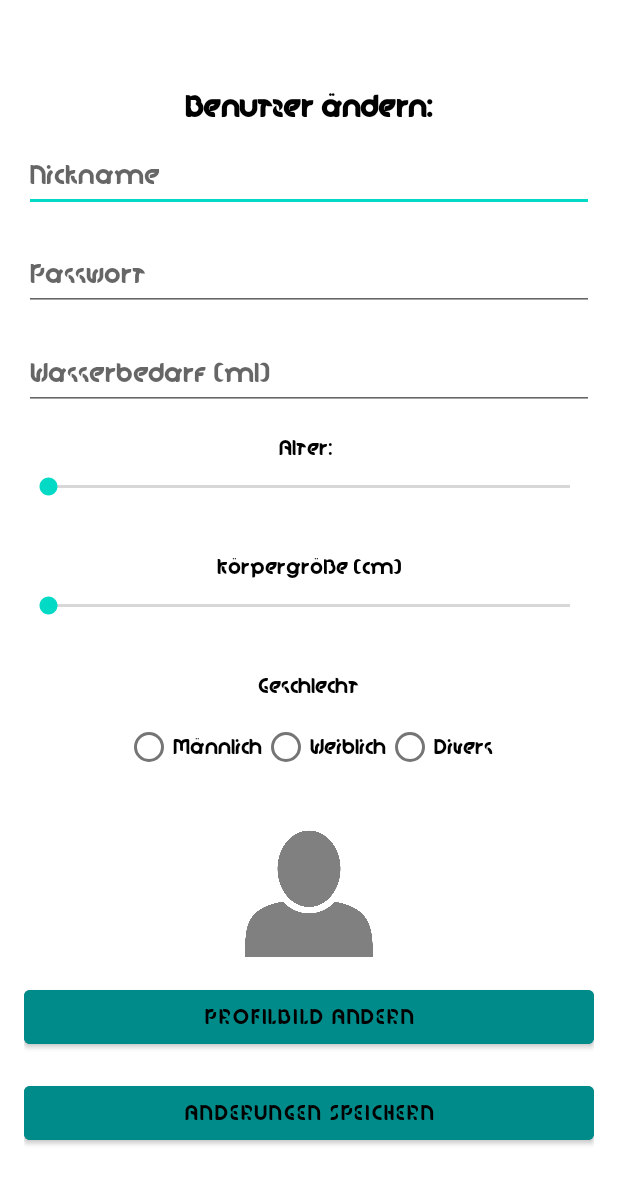
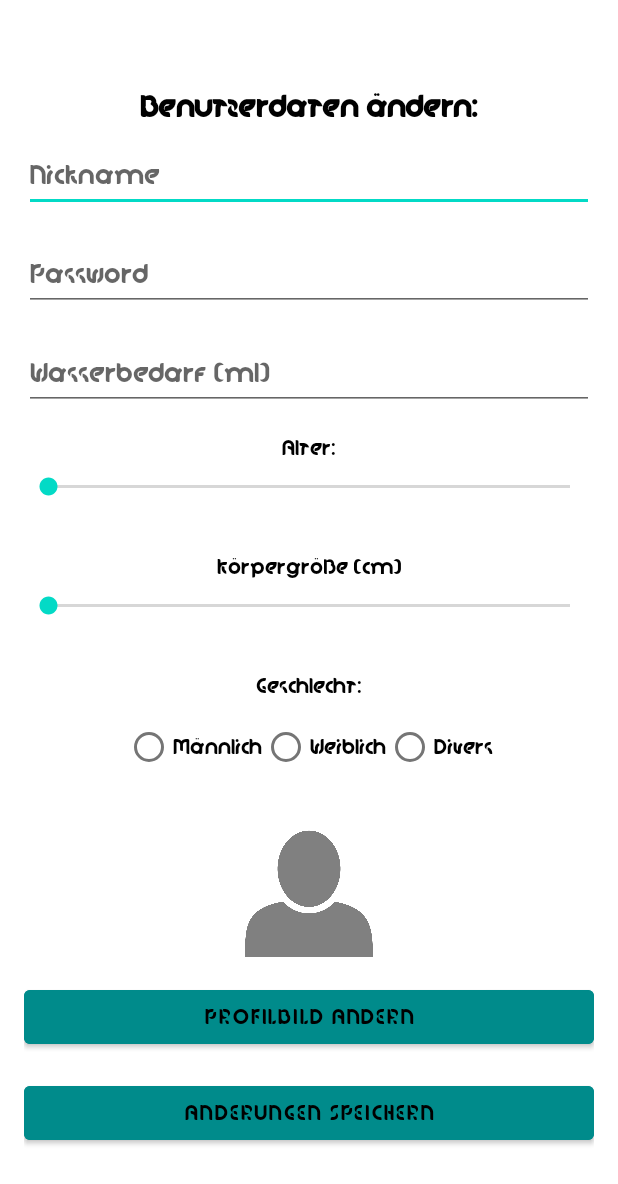
Before and after one commit to Marcinho2107/HydrationTracker, an Android app: the EditUserActivity screen opened directly, with no data from a screen before it, on a phone screen of 412 x 824 dp. Shown: the top 1184 px of the screen. Run offline under Robolectric (Android 15) with nearby library versions, the light colour scheme and no system bars; Roboto replaces fonts that are not available here.

Commit message:
strings.xml

```diff
--- a/app/src/main/res/layout/activity_edit_user.xml
+++ b/app/src/main/res/layout/activity_edit_user.xml
@@ -8,7 +8,7 @@
     <TextView
         android:layout_width="wrap_content"
         android:layout_height="wrap_content"
-        android:text="Benutzer ändern:"
+        android:text="@string/changeuserdata"
         android:textSize="20sp"
         android:textStyle="bold"
         android:gravity="center"
@@ -20,7 +20,7 @@
         android:id="@+id/etUsername"
         android:layout_width="match_parent"
         android:layout_height="50dp"
-        android:hint="Nickname"
+        android:hint="@string/username"
         android:layout_marginBottom="16dp"
         android:textColor="@color/colorBlack"
         android:fontFamily="@font/oblong"/>
@@ -29,7 +29,7 @@
         android:id="@+id/etPassword"
         android:layout_width="match_parent"
         android:layout_height="50dp"
-        android:hint="Passwort"
+        android:hint="@string/password"
         android:inputType="textPassword"
         android:layout_marginBottom="16dp"
         android:textColor="@color/colorBlack"
@@ -39,7 +39,7 @@
         android:id="@+id/etWasserbedarf"
         android:layout_width="match_parent"
         android:layout_height="50dp"
-        android:hint="Wasserbedarf (ml)"
+        android:hint="@string/waterneed"
         android:layout_marginBottom="16dp"
         android:textColor="@color/colorBlack"
         android:fontFamily="@font/oblong"/>
@@ -48,7 +48,7 @@
     <TextView
         android:layout_width="wrap_content"
         android:layout_height="wrap_content"
-        android:text="Alter: "
+        android:text="@string/userage"
         android:layout_marginBottom="8dp"
         android:textColor="@color/colorBlack"
         android:fontFamily="@font/oblong"/>
@@ -75,7 +75,7 @@
     <TextView
         android:layout_width="wrap_content"
         android:layout_height="wrap_content"
-        android:text="Körpergröße (cm)"
+        android:text="@string/bodyheight"
         android:layout_marginBottom="8dp"
         android:textColor="@color/colorBlack"
         android:fontFamily="@font/oblong"/>
@@ -102,7 +102,7 @@
     <TextView
         android:layout_width="wrap_content"
         android:layout_height="wrap_content"
-        android:text="Geschlecht"
+        android:text="@string/sex"
         android:layout_marginBottom="8dp"
         android:textColor="@color/colorBlack"
         android:fontFamily="@font/oblong"/>
@@ -118,7 +118,7 @@
             android:id="@+id/rbMale"
             android:layout_width="wrap_content"
             android:layout_height="wrap_content"
-            android:text="Männlich"
+            android:text="@string/male"
             android:textColor="@color/colorBlack"
             android:fontFamily="@font/oblong"/>
 
@@ -126,7 +126,7 @@
             android:id="@+id/rbFemale"
             android:layout_width="wrap_content"
             android:layout_height="wrap_content"
-            android:text="Weiblich"
+            android:text="@string/female"
             android:textColor="@color/colorBlack"
             android:fontFamily="@font/oblong"/>
 
@@ -134,7 +134,7 @@
             android:id="@+id/rbDivers"
             android:layout_width="wrap_content"
             android:layout_height="wrap_content"
-            android:text="Divers"
+            android:text="@string/others"
             android:textColor="@color/colorBlack"
             android:fontFamily="@font/oblong"/>
     </RadioGroup>
@@ -151,7 +151,7 @@
         android:id="@+id/btnSelectImage"
         android:layout_width="match_parent"
         android:layout_height="48dp"
-        android:text="Profilbild ändern"
+        android:text="@string/changepp"
         android:layout_marginBottom="16dp"
         android:backgroundTint="@color/colorDarkCyan"
         android:textColor="@color/colorBlack"
@@ -161,7 +161,7 @@
         android:id="@+id/btnSaveChanges"
         android:layout_width="match_parent"
         android:layout_height="48dp"
-        android:text="Änderungen speichern"
+        android:text="@string/savechanges"
         android:backgroundTint="@color/colorDarkCyan"
         android:textColor="@color/colorBlack"
         android:fontFamily="@font/oblong"/>
--- a/app/src/main/res/layout/activity_user.xml
+++ b/app/src/main/res/layout/activity_user.xml
@@ -9,7 +9,7 @@
         android:id="@+id/textView2"
         android:layout_width="match_parent"
         android:layout_height="wrap_content"
-        android:text="Dein Hydration Account:"
+        android:text="@string/youracc"
         android:textColor="@color/colorBlack"
         android:fontFamily="@font/oblong"
         android:layout_marginBottom="16dp"
@@ -72,7 +72,7 @@
         android:id="@+id/button2"
         android:layout_width="match_parent"
         android:layout_height="wrap_content"
-        android:text="Daten ändern"
+        android:text="@string/changedata"
         android:backgroundTint="@color/colorDarkCyan"
         android:textColor="@color/colorBlack"
         android:fontFamily="@font/oblong"/>
@@ -81,7 +81,7 @@
         android:id="@+id/buttonBackToMainMenu"
         android:layout_width="match_parent"
         android:layout_height="wrap_content"
-        android:text="Zurück zum Hauptmenü"
+        android:text="@string/backtomainsc"
         android:backgroundTint="@color/colorDarkCyan"
         android:textColor="@color/colorBlack"
         android:fontFamily="@font/oblong"
--- a/app/src/main/res/layout/activity_wasserbedarf.xml
+++ b/app/src/main/res/layout/activity_wasserbedarf.xml
@@ -27,7 +27,7 @@
         android:id="@+id/textView"
         android:layout_width="match_parent"
         android:layout_height="wrap_content"
-        android:text="Keine Sorge, du kannst deinen Wasserbedarf nachträglich ändern!"
+        android:text="@string/ChangeWater"
         android:textColor="@color/colorBlack"
         android:textAlignment="center"
         android:layout_marginBottom="16dp"
@@ -38,7 +38,7 @@
         android:id="@+id/btnOk"
         android:layout_width="wrap_content"
         android:layout_height="wrap_content"
-        android:text="Zurück zum Login"
+        android:text="@string/backlogin"
         android:backgroundTint="@color/colorDarkCyan"
         android:textColor="@color/colorBlack"
         android:fontFamily="@font/oblong"/>
--- a/app/src/main/res/values/strings.xml
+++ b/app/src/main/res/values/strings.xml
@@ -27,4 +27,34 @@
     <string name="progress">Progress</string>
     <string name="home">Home</string>
     <string name="hydrationTracker">HydrationTracker</string>
+
+    //(main_activity)
+    <string name="HYDRATIONTRACKER">HYDRATION-TRACKER</string>
+    <string name="username">Nickname</string>
+    <string name="password">Password</string>
+    <string name="login">Einloggen</string>
+    <string name="register">Registrieren</string>
+    //(wasserbedarf)
+    <string name="ChangeWater">Keine Sorge, du kannst deinen Wasserbedarf nachträglich ändern!</string>
+    <string name="backlogin">Zurück zum Login</string>
+    //(useract_daten)
+    <string name="youracc">Dein Hydration Account:</string>
+    <string name="changedata">Daten ändern</string>
+    <string name="backtomainsc">Zurück zum Hauptmenü</string>
+    //(registrierung)
+    <string name="createuser">Benutzer anlegen:</string>
+    <string name="userage">Alter: </string>
+    <string name="bodyheight">Körpergröße (cm)</string>
+    <string name="sex">Geschlecht: </string>
+    <string name="male">Männlich</string>
+    <string name="female">Weiblich</string>
+    <string name="others">Divers</string>
+    <string name="setpp">Profilbild auswählen</string>
+    <string name="complregis">Registrierung abschließen</string>
+    //(editUser)
+    <string name="changeuserdata">Benutzerdaten ändern:</string>
+    <string name="waterneed">Wasserbedarf (ml)</string>
+    <string name="changepp">Profilbild ändern</string>
+    <string name="savechanges">Änderungen speichern</string>
+
 </resources>
```
Also changed, not shown: app/src/main/res/layout/activity_main.xml (+5 -5 lines), app/src/main/res/layout/activity_register.xml (+11 -11 lines).
